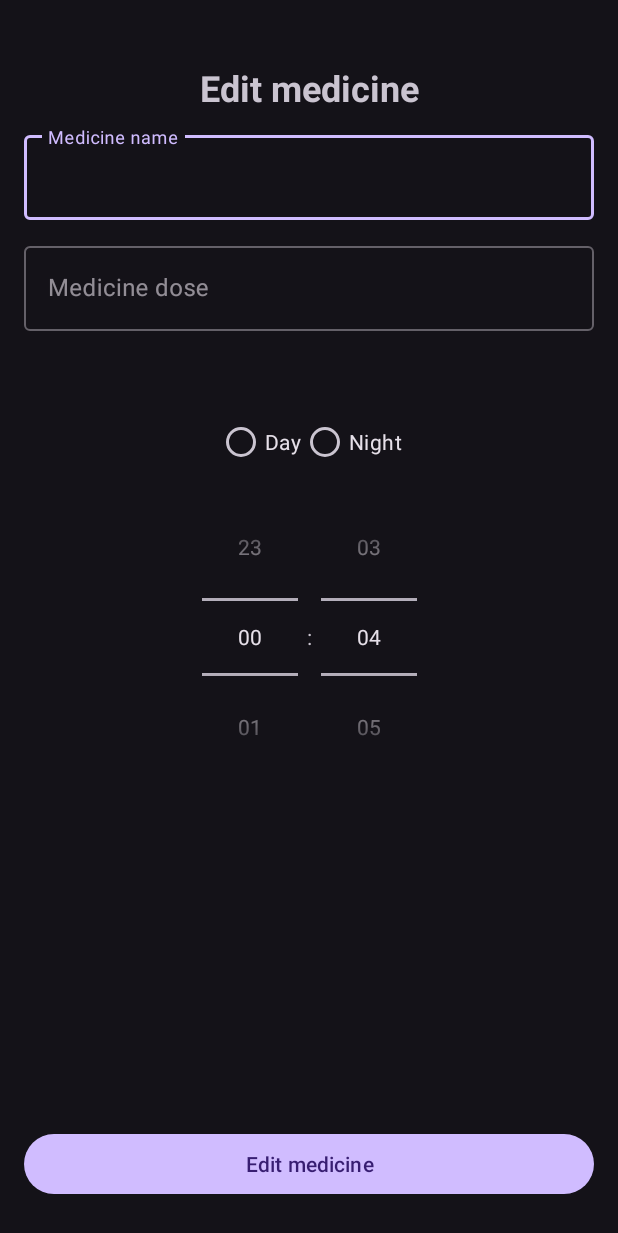
After one commit to m1tk/mhealthy, an Android app: the MedicationActionActivity screen opened directly, with no data from a screen before it, on a phone screen of 412 x 824 dp. The commit adds this screen. Shown: the top 1233 px of the screen. Run offline under Robolectric (Android 15) with nearby library versions, the phone set to English and light mode, and no system bars; our stand-ins replace EventBus; network calls fail; 1 statement that could not run was skipped.

Commit message:
Adding add medicine for caregiver

```diff
--- a/mobile/app/src/main/AndroidManifest.xml
+++ b/mobile/app/src/main/AndroidManifest.xml
@@ -44,6 +44,12 @@
             android:name=".ui.CaregiverMainActivity"
             android:exported="false" />
 
+        <activity android:name=".ui.MedicationActionActivity"
+            android:exported="false" />
+
+        <activity android:name=".ui.MedicationManagerActivity"
+            android:exported="false" />
+
         <activity android:name=".ui.SettingsActivity"
             android:configChanges="locale|orientation" />
 
--- a/mobile/app/src/main/java/fr/android/mhealthy/model/Patient.java
+++ b/mobile/app/src/main/java/fr/android/mhealthy/model/Patient.java
@@ -5,10 +5,10 @@ import java.io.Serializable;
 public class Patient implements Serializable {
     public int id;
     public String name;
-    public int add_time;
+    public long add_time;
     public String phone;
 
-    public Patient(int id, String name, int time, String phone) {
+    public Patient(int id, String name, long time, String phone) {
         this.id = id;
         this.name = name;
         this.add_time = time;
--- a/mobile/app/src/main/java/fr/android/mhealthy/service/CaregiverEvents.java
+++ b/mobile/app/src/main/java/fr/android/mhealthy/service/CaregiverEvents.java
@@ -147,7 +147,7 @@ public class CaregiverEvents {
         } else if (ins.type == Instruction.InstructionType.AddMedicine ||
                 ins.type == Instruction.InstructionType.EditMedicine ||
                 ins.type == Instruction.InstructionType.RemoveMedicine) {
-            cd.medicine_operation(ins, ons.toString(), patient);
+            cd.medicine_operation(ins, ons.toString(), null, patient);
         }
         last.last_instruction = ins.id;
     }
--- a/mobile/app/src/main/java/fr/android/mhealthy/storage/PatientDAO.java
+++ b/mobile/app/src/main/java/fr/android/mhealthy/storage/PatientDAO.java
@@ -139,7 +139,7 @@ public class PatientDAO {
     }
 
     static void add_medicine_history(SQLiteDatabase db, String json,
-                              String name, int time, Integer patient) {
+                              String name, long time, Integer patient) {
         ContentValues values = new ContentValues();
         values.put(DatabaseHelper.HISTORY_MEDICATION, name);
         values.put(DatabaseHelper.HISTORY_DATA, json);
--- /dev/null
+++ b/mobile/app/src/main/java/fr/android/mhealthy/ui/MedicationActionActivity.java
@@ -0,0 +1,132 @@
+package fr.android.mhealthy.ui;
+
+import android.app.AlertDialog;
+import android.content.Intent;
+import android.os.Bundle;
+import android.widget.TextView;
+import android.widget.TimePicker;
+import android.widget.Toast;
+
+import androidx.annotation.Nullable;
+import androidx.appcompat.app.AppCompatActivity;
+
+import com.google.android.material.button.MaterialButton;
+import com.google.android.material.textfield.TextInputEditText;
+import com.google.gson.Gson;
+import com.google.gson.JsonObject;
+
+import fr.android.mhealthy.R;
+import fr.android.mhealthy.model.Instruction;
+import fr.android.mhealthy.model.Patient;
+import fr.android.mhealthy.model.Session;
+import fr.android.mhealthy.storage.CaregiverDAO;
+
+public class MedicationActionActivity extends AppCompatActivity {
+    private CaregiverDAO db;
+
+    private Session session;
+    private Patient patient;
+
+    @Override
+    protected void onCreate(@Nullable Bundle savedInstanceState) {
+        super.onCreate(savedInstanceState);
+        setContentView(R.layout.activity_action_medicine);
+
+        Intent intent = getIntent();
+        session = (Session) intent.getSerializableExtra("session");
+        patient = (Patient) intent.getSerializableExtra("patient");
+
+        db = new CaregiverDAO(getApplicationContext(), session);
+
+        TimePicker tp = findViewById(R.id.timePicker);
+        tp.setIs24HourView(true);
+        MaterialButton btnAddMedication = findViewById(R.id.btnAddMedication);
+        TextView tvMedTitle = findViewById(R.id.tvMedTitle);
+
+        TextInputEditText med_name = findViewById(R.id.etMedicationName);
+        TextInputEditText med_dose = findViewById(R.id.etMedicationDose);
+
+        btnAddMedication.setOnClickListener(v -> {
+            if (med_name.getText() == null || med_name.getText().toString().isEmpty()
+                    || med_dose.getText() == null || med_dose.getText().toString().isEmpty()) {
+                Toast.makeText(this, getString(R.string.empty_field), Toast.LENGTH_SHORT).show();
+                return;
+            }
+            int hour   = tp.getHour();
+            int minute = tp.getMinute();
+            String time = String.format("%02d:%02d", hour, minute);
+            if (intent.getBooleanExtra("add", false)) {
+                add_medicine(
+                        med_name.getText().toString(),
+                        med_dose.getText().toString(),
+                        time
+                );
+            } else {
+                edit_medicine(
+                        med_name.getText().toString(),
+                        med_dose.getText().toString(),
+                        time
+                );
+            }
+        });
+
+        if (intent.getBooleanExtra("add", false)) {
+            tvMedTitle.setText(getString(R.string.add_med));
+            btnAddMedication.setText(getString(R.string.add_med));
+        } else {
+            tvMedTitle.setText(getString(R.string.edit_med));
+            btnAddMedication.setText(getString(R.string.edit_med));
+        }
+    }
+
+    private void add_medicine(String name, String dose, String time) {
+        AlertDialog dialog = new AlertDialog.Builder(this)
+                .setMessage(getString(R.string.pending))
+                .setCancelable(false)
+                .create();
+        dialog.show();
+        new Thread(() -> {
+            Instruction.AddMedicine add = new Instruction.AddMedicine();
+            add.dose_time = time;
+            add.name = name;
+            add.dose = dose;
+            add.time = System.currentTimeMillis() / 1000;
+            Instruction ins = new Instruction(
+                    Instruction.InstructionType.AddMedicine,
+                    add,
+                    session.id,
+                    patient.id
+            );
+            try {
+                JsonObject op = ins.to_server_json_format(new Gson(), patient.id);
+                db.medicine_operation(
+                        ins,
+                        op.get("data").getAsJsonObject().toString(),
+                        op.toString(),
+                        patient.id
+                );
+            } catch (Exception e) {
+                runOnUiThread(() -> {
+                    dialog.dismiss();
+                    AlertDialog err = new AlertDialog.Builder(this)
+                            .setMessage(e.toString())
+                            .create();
+                    err.show();
+                });
+                return;
+            }
+            runOnUiThread(() -> {
+                dialog.dismiss();
+                Toast.makeText(
+                        this,
+                        getString(R.string.med_assigned_patient, add.name, patient.name),
+                        Toast.LENGTH_LONG
+                ).show();
+                finish();
+            });
+        }).start();
+    }
+
+    private void edit_medicine(String name, String dose, String time) {
+    }
+}
--- /dev/null
+++ b/mobile/app/src/main/res/drawable/baseline_add_48.xml
@@ -0,0 +1,5 @@
+<vector xmlns:android="http://schemas.android.com/apk/res/android" android:height="48dp" android:tint="@color/drawable_color" android:viewportHeight="24" android:viewportWidth="24" android:width="48dp">
+
+    <path android:fillColor="@color/drawable_color" android:pathData="M19,13h-6v6h-2v-6H5v-2h6V5h2v6h6v2z"/>
+
+</vector>
--- /dev/null
+++ b/mobile/app/src/main/res/layout/activity_action_medicine.xml
@@ -0,0 +1,104 @@
+<?xml version="1.0" encoding="utf-8"?>
+<androidx.constraintlayout.widget.ConstraintLayout
+    xmlns:android="http://schemas.android.com/apk/res/android"
+    xmlns:app="http://schemas.android.com/apk/res-auto"
+    xmlns:tools="http://schemas.android.com/tools"
+    android:layout_width="match_parent"
+    android:layout_height="match_parent"
+    tools:context=".ui.MedicationActionActivity">
+
+    <TextView
+        android:id="@+id/tvMedTitle"
+        android:layout_width="wrap_content"
+        android:layout_height="wrap_content"
+        android:text="@string/add_med"
+        android:textSize="24sp"
+        android:textStyle="bold"
+        android:layout_marginTop="42dp"
+        app:layout_constraintTop_toTopOf="parent"
+        app:layout_constraintStart_toStartOf="parent"
+        app:layout_constraintEnd_toEndOf="parent" />
+
+    <com.google.android.material.textfield.TextInputLayout
+        android:id="@+id/tilMedicationName"
+        android:layout_width="0dp"
+        android:layout_height="wrap_content"
+        android:hint="@string/med_name"
+        app:layout_constraintTop_toBottomOf="@id/tvMedTitle"
+        app:layout_constraintStart_toStartOf="parent"
+        app:layout_constraintEnd_toEndOf="parent"
+        android:layout_marginTop="10dp"
+        android:layout_marginHorizontal="16dp"
+        style="@style/Widget.MaterialComponents.TextInputLayout.OutlinedBox">
+
+        <com.google.android.material.textfield.TextInputEditText
+            android:id="@+id/etMedicationName"
+            android:layout_width="match_parent"
+            android:layout_height="wrap_content"
+            android:inputType="textCapWords"/>
+
+    </com.google.android.material.textfield.TextInputLayout>
+
+    <com.google.android.material.textfield.TextInputLayout
+        android:id="@+id/tilMedicationDose"
+        android:layout_width="0dp"
+        android:layout_height="wrap_content"
+        android:hint="@string/med_dose"
+        app:layout_constraintTop_toBottomOf="@id/tilMedicationName"
+        app:layout_constraintStart_toStartOf="parent"
+        app:layout_constraintEnd_toEndOf="parent"
+        android:layout_marginTop="12dp"
+        android:layout_marginHorizontal="16dp"
+        style="@style/Widget.MaterialComponents.TextInputLayout.OutlinedBox">
+
+        <com.google.android.material.textfield.TextInputEditText
+            android:id="@+id/etMedicationDose"
+            android:layout_width="match_parent"
+            android:layout_height="wrap_content"
+            android:inputType="textCapWords"/>
+
+    </com.google.android.material.textfield.TextInputLayout>
+
+    <RadioGroup
+        android:id="@+id/rgTimeOfDay"
+        android:layout_width="wrap_content"
+        android:layout_height="wrap_content"
+        app:layout_constraintTop_toBottomOf="@id/tilMedicationDose"
+        app:layout_constraintStart_toStartOf="parent"
+        app:layout_constraintEnd_toEndOf="parent"
+        android:orientation="horizontal"
+        android:layout_marginTop="50dp">
+
+        <RadioButton
+            android:id="@+id/rbDay"
+            android:layout_width="wrap_content"
+            android:layout_height="wrap_content"
+            android:text="@string/day" />
+
+        <RadioButton
+            android:id="@+id/rbNight"
+            android:layout_width="wrap_content"
+            android:layout_height="wrap_content"
+            android:text="@string/night" />
+    </RadioGroup>
+
+    <TimePicker
+        android:id="@+id/timePicker"
+        android:layout_width="wrap_content"
+        android:layout_height="wrap_content"
+        app:layout_constraintTop_toBottomOf="@id/rgTimeOfDay"
+        app:layout_constraintStart_toStartOf="parent"
+        app:layout_constraintEnd_toEndOf="parent"
+        android:timePickerMode="spinner" />
+
+    <com.google.android.material.button.MaterialButton
+        android:id="@+id/btnAddMedication"
+        android:layout_width="0dp"
+        android:layout_height="wrap_content"
+        android:text="@string/add_med"
+        app:layout_constraintStart_toStartOf="parent"
+        app:layout_constraintEnd_toEndOf="parent"
+        android:layout_marginHorizontal="16dp"
+        android:layout_marginBottom="24dp"
+        app:layout_constraintBottom_toBottomOf="parent" />
+</androidx.constraintlayout.widget.ConstraintLayout>
--- a/mobile/app/src/main/res/values/strings.xml
+++ b/mobile/app/src/main/res/values/strings.xml
@@ -27,4 +27,13 @@
     <string name="yes">Yes</string>
     <string name="no">No</string>
     <string name="conf_change_restart">This change requires restarting the application. Do you agree to this?</string>
+    <string name="add_med">Add medicine</string>
+    <string name="med_name">Medicine name</string>
+    <string name="med_dose">Medicine dose</string>
+    <string name="day">Day</string>
+    <string name="night">Night</string>
+    <string name="edit_med">Edit medicine</string>
+    <string name="empty_field">All fields must be filled</string>
+    <string name="pending">Operation is being processed, please hold on...</string>
+    <string name="med_assigned_patient">%1$s is now assigned to %2$s</string>
 </resources>
```
Also changed, not shown: mobile/app/src/main/java/fr/android/mhealthy/model/Instruction.java (+21 -6 lines), mobile/app/src/main/java/fr/android/mhealthy/model/PendingTransaction.java (added, +12 -0 lines), mobile/app/src/main/java/fr/android/mhealthy/model/PendingTransactionNotification.java (added, +9 -0 lines), mobile/app/src/main/java/fr/android/mhealthy/service/EventHandlerBackground.java (+20 -0 lines), mobile/app/src/main/java/fr/android/mhealthy/service/TransactionHandler.java (added, +70 -0 lines), mobile/app/src/main/java/fr/android/mhealthy/storage/CaregiverDAO.java (+14 -1 lines), mobile/app/src/main/java/fr/android/mhealthy/storage/PendingTransactionDAO.java (added, +55 -0 lines), mobile/app/src/main/java/fr/android/mhealthy/ui/MedicationManagerActivity.java (added, +40 -0 lines), mobile/app/src/main/java/fr/android/mhealthy/ui/PatientMainActivity.java (+10 -0 lines), mobile/app/src/main/res/layout/activity_action_activity.xml (added, +86 -0 lines), mobile/app/src/main/res/layout/activity_medicine_manager.xml (added, +18 -0 lines), 1 other file.
